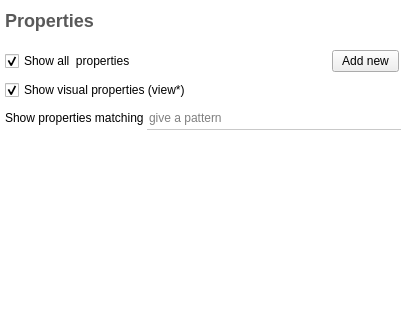
This is plugins/view/TableView/PropertiesEditor.ui in Tulip-Dev/tulip as Qt 5 draws it before an edit; both pictures show x 0 to 401 and y 0 to 320 of the 401 by 458 pixel window. The edited form follows.
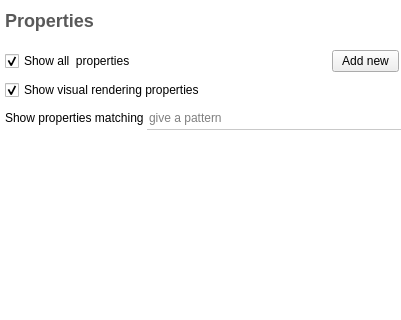
This is the edited form. Icons and pictures are not drawn. Custom widgets are drawn as their Qt base class.

```diff
--- a/plugins/view/TableView/PropertiesEditor.ui
+++ b/plugins/view/TableView/PropertiesEditor.ui
@@ -211,7 +211,7 @@
          <string>Show/Hide visual rendering properties</string>
         </property>
         <property name="text">
-         <string>Show visual properties (view*)</string>
+         <string>Show visual rendering properties</string>
         </property>
         <property name="checked">
          <bool>true</bool>
```
